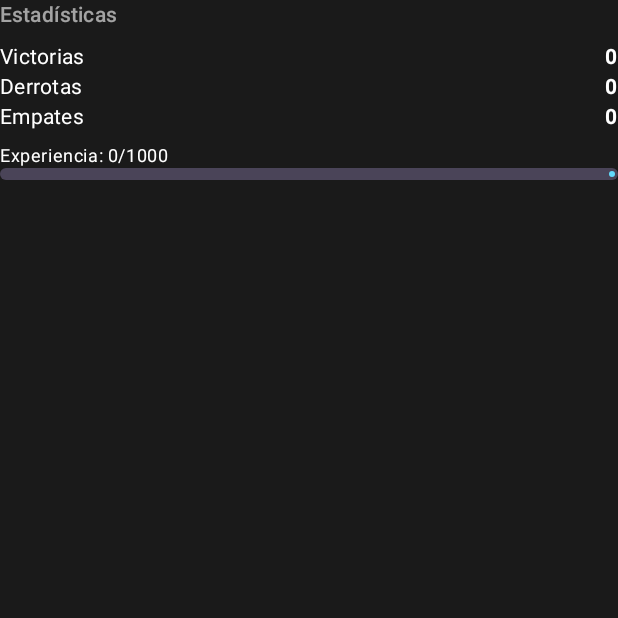
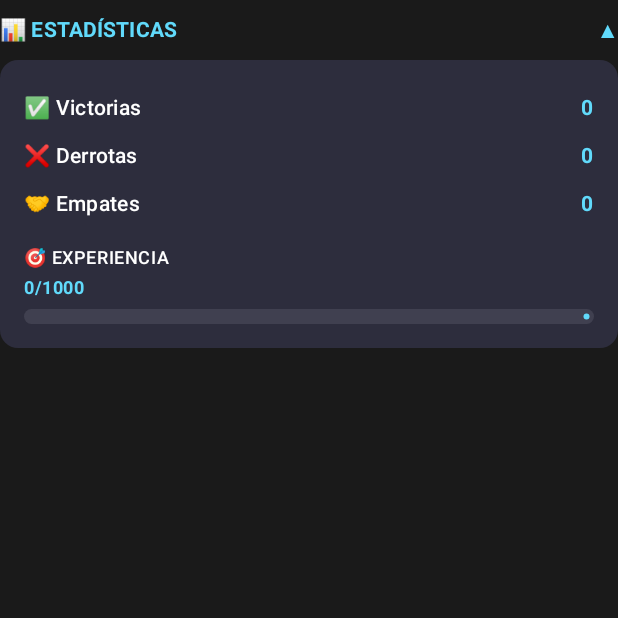
Before and after one commit to Jiancardeus/Realms-in-Discord-AppsMoviles, an Android app built with Jetpack Compose: the composable StatsSection called with empty values, on a phone screen of 412 x 824 dp, the top half of it. Run offline under Robolectric (Android 15) with nearby library versions, the phone set to English and light mode, and no system bars.

Commit message:
proyecto mas bonito

```diff
--- a/app/src/main/java/com/example/realmsindiscord/ui/profile/components/ProfileButton.kt
+++ b/app/src/main/java/com/example/realmsindiscord/ui/profile/components/ProfileButton.kt
@@ -22,6 +22,9 @@ import androidx.compose.material3.Text
 import androidx.compose.runtime.Composable
 import androidx.compose.runtime.collectAsState
 import androidx.compose.runtime.getValue
+import androidx.compose.runtime.mutableStateOf
+import androidx.compose.runtime.remember
+import androidx.compose.runtime.setValue
 import androidx.compose.ui.Alignment
 import androidx.compose.ui.Modifier
 import androidx.compose.ui.graphics.Color
@@ -29,6 +32,7 @@ import androidx.compose.ui.text.font.FontWeight
 import androidx.compose.ui.unit.dp
 import androidx.compose.ui.unit.sp
 import com.example.realmsindiscord.data.model.User
+import com.example.realmsindiscord.ui.theme.TealAccent
 import com.example.realmsindiscord.viewmodel.profile.ProfileViewModel
 
 @Composable
@@ -133,13 +137,15 @@ fun ProfilePanel(
     modifier: Modifier = Modifier
 ) {
     Card(
-        modifier = modifier,
+        modifier = modifier.width(320.dp),
         elevation = CardDefaults.cardElevation(defaultElevation = 8.dp),
-        colors = CardDefaults.cardColors(containerColor = MaterialTheme.colorScheme.surface)
+        colors = CardDefaults.cardColors(
+            containerColor = Color(0xFF1E1E2E)
+        )
     ) {
         Column(
             modifier = Modifier
-                .padding(16.dp)
+                .padding(20.dp)
                 .fillMaxWidth()
         ) {
             // Header del perfil
@@ -149,18 +155,19 @@ fun ProfilePanel(
                 verticalAlignment = Alignment.CenterVertically
             ) {
                 Text(
-                    text = "Perfil de Jugador",
+                    text = "👤 Perfil de Jugador",
                     style = MaterialTheme.typography.titleMedium,
-                    fontWeight = FontWeight.Bold
+                    fontWeight = FontWeight.Bold,
+                    color = Color.White
                 )
             }
 
-            Spacer(modifier = Modifier.height(16.dp))
+            Spacer(modifier = Modifier.height(20.dp))
 
-            // Información del usuario - TODA LA SECCIÓN CLICKABLE
+            // Información del usuario
             UserInfoSection(user, onEditProfile)
 
-            Spacer(modifier = Modifier.height(16.dp))
+            Spacer(modifier = Modifier.height(20.dp))
 
             // Estadísticas
             StatsSection(user)
@@ -173,78 +180,178 @@ fun UserInfoSection(
     user: User?,
     onEditProfile: () -> Unit
 ) {
-    // Hacer toda la sección clickable
+    var isExpanded by remember { mutableStateOf(true) }
+
+    Column {
+        // Header de Información como botón desplegable
+        Row(
+            modifier = Modifier
+                .fillMaxWidth()
+                .clickable { isExpanded = !isExpanded }
+                .padding(vertical = 10.dp),
+            horizontalArrangement = Arrangement.SpaceBetween,
+            verticalAlignment = Alignment.CenterVertically
+        ) {
+            Text(
+                text = "📋 INFORMACIÓN",
+                style = MaterialTheme.typography.titleSmall,
+                color = TealAccent,
+                fontWeight = FontWeight.Bold,
+                fontSize = 14.sp
+            )
+
+            // Ícono desplegable
+            Text(
+                text = if (isExpanded) "▲" else "▼",
+                color = MaterialTheme.colorScheme.primary,
+                fontSize = 14.sp,
+                fontWeight = FontWeight.Bold
+            )
+        }
+
+        // Contenido desplegable
+        if (isExpanded) {
             Column(
                 modifier = Modifier
+                    .fillMaxWidth()
                     .clickable { onEditProfile() }
-            .fillMaxWidth()
+                    .background(
+                        color = Color(0xFF2D2D3D),
+                        shape = MaterialTheme.shapes.medium
+                    )
+                    .padding(16.dp)
+            ) {
+                // Información del usuario
+                InfoRow("👤 Usuario", user?.username ?: "N/A", Color.White, TealAccent)
+                InfoRow("📧 Email", user?.email ?: "N/A", TealAccent, TealAccent)
+                InfoRow("⭐ Nivel", user?.level?.toString() ?: "1", Color.White, TealAccent)
+
+                Spacer(modifier = Modifier.height(12.dp))
+
+                // Indicador de acción
+                Row(
+                    modifier = Modifier.fillMaxWidth(),
+                    horizontalArrangement = Arrangement.End,
+                    verticalAlignment = Alignment.CenterVertically
                 ) {
                     Text(
-            text = "Información",
-            style = MaterialTheme.typography.titleSmall,
-            color = MaterialTheme.colorScheme.onSurface.copy(alpha = 0.6f),
-            modifier = Modifier.padding(vertical = 4.dp)
-        )
-
-        Spacer(modifier = Modifier.height(8.dp))
-
-        // Información del usuario
-        InfoRow("Usuario", user?.username ?: "N/A")
-        InfoRow("Email", user?.email ?: "N/A")
-        InfoRow("Nivel", user?.level.toString())
-
-        // Agregar feedback visual al hacer click
-        Spacer(modifier = Modifier.height(8.dp))
-        Text(
-            text = "Toca para editar perfil →",
+                        text = "Editar perfil",
                         style = MaterialTheme.typography.bodySmall,
                         color = MaterialTheme.colorScheme.primary,
-            modifier = Modifier.align(Alignment.End)
+                        fontWeight = FontWeight.Medium
                     )
+                    Spacer(modifier = Modifier.width(4.dp))
+                    Text(
+                        text = "→",
+                        color = MaterialTheme.colorScheme.primary,
+                        fontSize = 14.sp
+                    )
+                }
+            }
+        }
+
+        // Línea divisoria
+        if (isExpanded) {
+            Spacer(modifier = Modifier.height(12.dp))
+        }
     }
 }
 
 @Composable
 fun StatsSection(user: User?) {
+    var isExpanded by remember { mutableStateOf(true) } // Expandido por defecto
+
+    Column {
+        // Header de Estadísticas como botón desplegable
+        Row(
+            modifier = Modifier
+                .fillMaxWidth()
+                .clickable { isExpanded = !isExpanded }
+                .padding(vertical = 10.dp),
+            horizontalArrangement = Arrangement.SpaceBetween,
+            verticalAlignment = Alignment.CenterVertically
+        ) {
+            Text(
+                text = "📊 ESTADÍSTICAS",
+                style = MaterialTheme.typography.titleSmall,
+                color = TealAccent,
+                fontWeight = FontWeight.Bold,
+                fontSize = 14.sp
+            )
+
+            Text(
+                text = if (isExpanded) "▲" else "▼",
+                color = TealAccent,
+                fontSize = 14.sp,
+                fontWeight = FontWeight.Bold
+            )
+        }
+
+        // Contenido desplegable
+        if (isExpanded) {
+            Column(
+                modifier = Modifier
+                    .fillMaxWidth()
+                    .background(
+                        color = Color(0xFF2D2D3D),
+                        shape = MaterialTheme.shapes.medium
+                    )
+                    .padding(16.dp)
+            ) {
+                InfoRow("✅ Victorias", user?.wins?.toString() ?: "0", Color.White, TealAccent)
+                InfoRow("❌ Derrotas", user?.losses?.toString() ?: "0", Color.White, TealAccent)
+                InfoRow("🤝 Empates", user?.draws?.toString() ?: "0", Color.White, TealAccent)
+
+                Spacer(modifier = Modifier.height(12.dp))
+
+                // Barra de progreso de experiencia con mejor contraste
                 Column {
                     Text(
-            text = "Estadísticas",
-            style = MaterialTheme.typography.titleSmall,
-            color = MaterialTheme.colorScheme.onSurface.copy(alpha = 0.6f)
+                        text = "🎯 EXPERIENCIA",
+                        style = MaterialTheme.typography.bodySmall,
+                        color = Color.White,
+                        fontWeight = FontWeight.Medium
                     )
-
-        Spacer(modifier = Modifier.height(8.dp))
-
-        InfoRow("Victorias", user?.wins?.toString() ?: "0")
-        InfoRow("Derrotas", user?.losses?.toString() ?: "0")
-        InfoRow("Empates", user?.draws?.toString() ?: "0")
-
-        Spacer(modifier = Modifier.height(8.dp))
-
-        // Barra de progreso de experiencia
+                    Spacer(modifier = Modifier.height(4.dp))
                     Text(
-            text = "Experiencia: ${user?.experience ?: 0}/${(user?.level ?: 1) * 1000}",
-            style = MaterialTheme.typography.bodySmall
+                        text = "${user?.experience ?: 0}/${(user?.level ?: 1) * 1000}",
+                        style = MaterialTheme.typography.bodySmall,
+                        color = TealAccent,
+                        fontWeight = FontWeight.Bold
                     )
+                    Spacer(modifier = Modifier.height(6.dp))
                     LinearProgressIndicator(
                         progress = { (user?.experience?.toFloat() ?: 0f) / ((user?.level ?: 1) * 1000f) },
                         modifier = Modifier
                             .fillMaxWidth()
-                .height(8.dp)
+                            .height(10.dp),
+                        color = TealAccent,
+                        trackColor = Color(0xFF404050)
                     )
+                }
+            }
+        }
     }
 }
 
 @Composable
-fun InfoRow(label: String, value: String) {
+fun InfoRow(label: String, value: String, labelColor: Color = Color.White, valueColor: Color = TealAccent) {
     Row(
-        modifier = Modifier.fillMaxWidth(),
+        modifier = Modifier
+            .fillMaxWidth()
+            .padding(vertical = 6.dp),
         horizontalArrangement = Arrangement.SpaceBetween
     ) {
-        Text(text = label, style = MaterialTheme.typography.bodyMedium)
+        Text(
+            text = label,
+            style = MaterialTheme.typography.bodyMedium,
+            color = labelColor,
+            fontWeight = FontWeight.Medium
+        )
         Text(
             text = value,
             style = MaterialTheme.typography.bodyMedium,
+            color = valueColor,
             fontWeight = FontWeight.Bold
         )
     }
```
Lines whose indentation alone changed are shown as unchanged.
